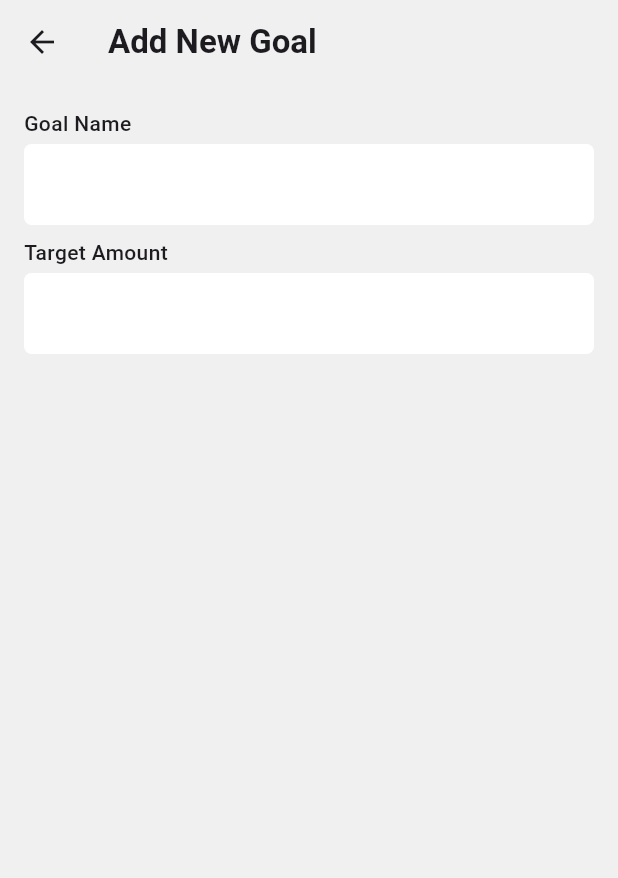
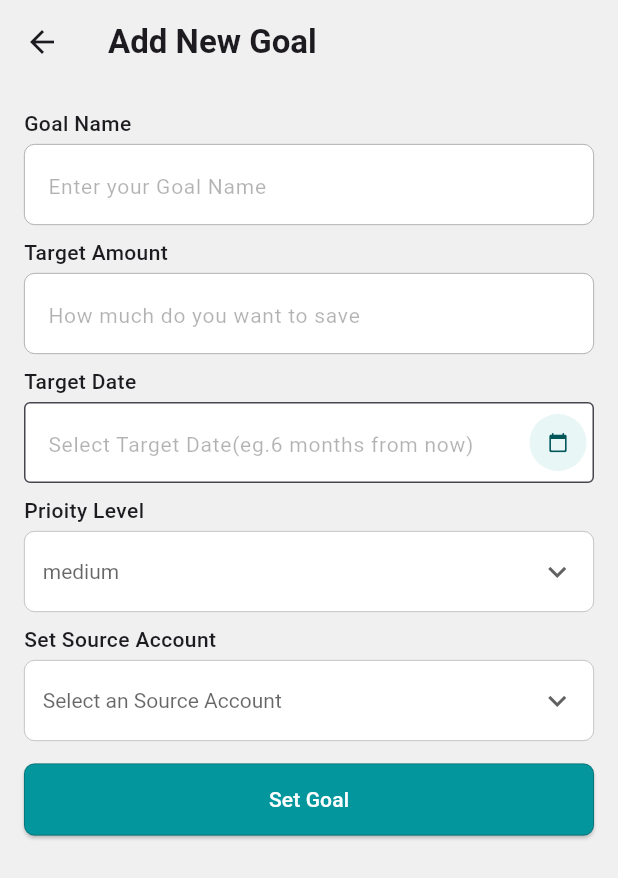
Before and after one commit to Arjun256900/goal-syncorb, a Flutter app: the AddNewGoal screen opened directly, on a phone screen of 412 x 824 dp. Shown: the top 878 px of the screen. Run offline on Flutter 3.47's test engine with Material 3 defaults, Android fonts, the phone set to English and light mode, and no system bars.

Commit message:
changees in set goal fields completion yet to add bloc

```diff
--- a/lib/main.dart
+++ b/lib/main.dart
@@ -13,7 +13,9 @@ class MyApp extends StatelessWidget {
     return MaterialApp(
       home: Home(),
       debugShowCheckedModeBanner: false,
-      theme: ThemeData(scaffoldBackgroundColor: Color(0xFFF0F0F0)),
+      theme: ThemeData(scaffoldBackgroundColor: Color(0xFFF0F0F0),textSelectionTheme: TextSelectionThemeData(
+      cursorColor: const Color.fromARGB(132, 0, 0, 0), // cursor color
+      selectionColor: const Color.fromARGB(104, 3, 91, 205))),
     );
   }
 }
--- a/lib/screens/add_new_goal.dart
+++ b/lib/screens/add_new_goal.dart
@@ -1,5 +1,7 @@
 import 'package:flutter/material.dart';
 import 'package:goal/widgets/custom_text_field.dart';
+import 'package:goal/widgets/dateField.dart';
+import 'package:goal/widgets/dropDownField.dart';
 
 class AddNewGoal extends StatelessWidget {
   const AddNewGoal({super.key});
@@ -9,6 +11,7 @@ class AddNewGoal extends StatelessWidget {
     return GestureDetector(
       onTap: () => {FocusManager.instance.primaryFocus?.unfocus()},
       child: Scaffold(
+        resizeToAvoidBottomInset: true,
         appBar: AppBar(
           title: Text(
             "Add New Goal",
@@ -16,7 +19,11 @@ class AddNewGoal extends StatelessWidget {
           ),
           backgroundColor: Color(0xFFF0F0F0),
         ),
-        body: Padding(
+        body: SafeArea(
+
+          child: SingleChildScrollView(
+
+            child: Padding(
               padding: const EdgeInsets.all(16.0),
               child: Column(
                 children: [
@@ -29,7 +36,46 @@ class AddNewGoal extends StatelessWidget {
                     heading: "Target Amount",
                     hintText: "How much do you want to save",
                   ),
+                  const SizedBox(height: 8),
+                  DateField(
+                    heading: "Target Date",
+                    hintText: "Select Target Date(eg.6 months from now)",
+                  ),
+                  const SizedBox(height: 8),
+                  Dropdownfield(
+                    heading: "Prioity Level",
+                    items: ['low', 'medium', 'high'],
+                    hintText: "medium",
+                  ),
+                  const SizedBox(height: 8),
+
+                  Dropdownfield(
+                    heading: "Set Source Account",
+                    items: ['low', 'medium', 'high'],
+                    hintText: "Select an Source Account",
+                  ),
+                  const SizedBox(height: 15),
+
+                  ElevatedButton(
+                    onPressed: () {},
+                    style: ElevatedButton.styleFrom(
+                      fixedSize: Size(380, 48),
+
+                      shape: RoundedRectangleBorder(
+                        borderRadius: BorderRadius.circular(7),
+                         side: const BorderSide(
+                              width: 0.5,
+                              color: Color.fromRGBO(0, 0, 0, 0.3),
+                        ),
+
+                        ),
+                        backgroundColor: Color.fromRGBO(3, 150, 157,1),
+                        ),
+                    child: Text("Set Goal",style: TextStyle(color: Colors.white,fontSize: 14,fontWeight: FontWeight.w500),)
+                  ),
                 ],
+              ),
+            ),
           ),
         ),
       ),
--- a/lib/widgets/custom_text_field.dart
+++ b/lib/widgets/custom_text_field.dart
@@ -24,17 +24,17 @@ class CustomTextField extends StatelessWidget {
           child: TextField(
             decoration: InputDecoration(
               hintText: hintText,
-              hintStyle: TextStyle(color: Color(0xFF0000004D),fontSize: 14,),
+              hintStyle: TextStyle(color:Color.fromRGBO(0, 0, 0, 0.3), fontSize: 14),
               filled: true,
               fillColor: Colors.white,
               enabledBorder: OutlineInputBorder(
-      borderRadius: BorderRadius.circular(5),
-      borderSide: BorderSide(color: Color(0xff00000066)),
-    ),
-    focusedBorder: OutlineInputBorder(
-      borderRadius: BorderRadius.circular(5),
-      borderSide: BorderSide(color: Colors.black, width: 1),
-    ),
+                borderRadius: BorderRadius.circular(7),
+                borderSide: BorderSide(color: Color.fromRGBO(0, 0, 0, 0.4),width: 0.5),
+              ),
+              focusedBorder: OutlineInputBorder(
+                borderRadius: BorderRadius.circular(7),
+                borderSide: BorderSide(color: Color.fromRGBO(0, 0, 0, 0.3), width: 0.5),
+              ),
             ),
           ),
         ),
--- /dev/null
+++ b/lib/widgets/dateField.dart
@@ -0,0 +1,71 @@
+import 'package:flutter/material.dart';
+
+class DateField extends StatefulWidget {
+  final String heading;
+  final String hintText;
+  const DateField({super.key,required this.heading,required this.hintText});
+
+  @override
+  State<DateField> createState() => _DateFieldState();
+}
+
+class _DateFieldState extends State<DateField> {
+  final TextEditingController _controller = TextEditingController();
+  DateTime? selectedDate;
+
+  Future<void> _selectDate(BuildContext context) async {
+    final DateTime? pickedDate = await showDatePicker(
+      context: context,
+      initialDate: selectedDate ?? DateTime.now(),
+      firstDate: DateTime(1900),
+      lastDate: DateTime(2100),
+    );
+    if (pickedDate != null && pickedDate != selectedDate) {
+      setState(() {
+        selectedDate = pickedDate;
+        _controller.text =
+            "${pickedDate.day.toString().padLeft(2, '0')}/"
+            "${pickedDate.month.toString().padLeft(2, '0')}/"
+            "${pickedDate.year}";
+      });
+    }
+  }
+
+  @override
+  Widget build(BuildContext context) {
+    return Column(
+      crossAxisAlignment: CrossAxisAlignment.start,
+      children: [
+        Text(
+          widget.heading,
+          style: TextStyle(fontWeight: FontWeight.w500, fontSize: 14),
+        ),
+        const SizedBox(height: 4),
+
+        ConstrainedBox(
+          constraints: BoxConstraints(maxHeight: 54),
+          child: TextField(
+            controller: _controller,
+            decoration: InputDecoration(
+              hintText: widget.hintText,
+              filled: true,
+              fillColor: Colors.white,
+              hintStyle: TextStyle(fontSize: 14,color: Color.fromRGBO(0, 0, 0, 0.3)),
+              border: OutlineInputBorder(),
+              suffixIcon: Padding(
+                padding: const EdgeInsets.all(5.0),
+                child: CircleAvatar(
+                  radius: 18.0,
+                  backgroundColor: Color.fromRGBO(3, 150, 157, 0.09),
+                  foregroundColor: Colors.white,
+                  child: Icon(Icons.calendar_today_rounded,size: 14,color: Color.fromRGBO(1, 86, 90, 1),),
+                ),
+              )
+            ),
+            onTap: () => _selectDate(context),
+          ),
+        ),
+      ],
+    );
+  }
+}
--- a/lib/widgets/dropDownField.dart
+++ b/lib/widgets/dropDownField.dart
@@ -1,9 +1,11 @@
 import 'package:flutter/material.dart';
 
 class Dropdownfield extends StatefulWidget {
-  final  List<String> items;
+  final List<String> items;
   final String hintText;
-  const Dropdownfield({super.key,required this.items,required this.hintText});
+  final String heading;
+  // final String SelectedValue;
+  const Dropdownfield({super.key, required this.items, required this.hintText,required this.heading});
 
   @override
   State<Dropdownfield> createState() => _DropdownfieldState();
@@ -13,19 +15,47 @@ class _DropdownfieldState extends State<Dropdownfield> {
   String? selectedValue;
   @override
   Widget build(BuildContext context) {
-    return DropdownButton(
+
+    return Column(
+      crossAxisAlignment: CrossAxisAlignment.start,
+      children: [
+        Text(
+          widget.heading,
+          style: TextStyle(fontWeight: FontWeight.w500, fontSize: 14),
+        ),
+        const SizedBox(height: 4),
+
+        Container(
+          height: 54.0,
+          width : 380.0,
+          decoration: BoxDecoration(
+            color: Colors.white,
+            borderRadius: BorderRadius.circular(7),
+            border: Border.all(color: Color.fromRGBO(0, 0, 0, 0.3),width: 0.5)
+          ),
+          child: DropdownButtonHideUnderline(
+            child: Padding(
+              padding: const EdgeInsets.all(12.0),
+              child: DropdownButton(
+
+                dropdownColor: Colors.white,
                 value: selectedValue,
                 hint: Text(widget.hintText),
-      items:
-              widget.items.map((String items) {
+                style: TextStyle(fontSize: 14,color: Colors.black),
+                items: widget.items.map((String items) {
                   return DropdownMenuItem(value: items, child: Text(items));
                 }).toList(),
                 icon: const Icon(Icons.keyboard_arrow_down),
-    onChanged:(String? newValue) {
+                onChanged: (String? newValue) {
                   setState(() {
                     selectedValue = newValue;
                   });
-     } ,
+                },
+              ),
+            ),
+          ),
+        ),
+      ],
     );
   }
 }
--- a/lib/widgets/goal_list_item.dart
+++ b/lib/widgets/goal_list_item.dart
@@ -105,7 +105,7 @@ class GoalListItem extends StatelessWidget {
                         fontWeight: FontWeight.w600,
                       ),
                     ),
-                    SizedBox(height: 12),
+                    SizedBox(height: 7),
                     Text(deadline, style: TextStyle(fontSize: 12)),
                     SizedBox(height: 8.5),
                     Text(sourceAccount, style: TextStyle(fontSize: 12)),
```
Lines whose indentation alone changed are shown as unchanged.
